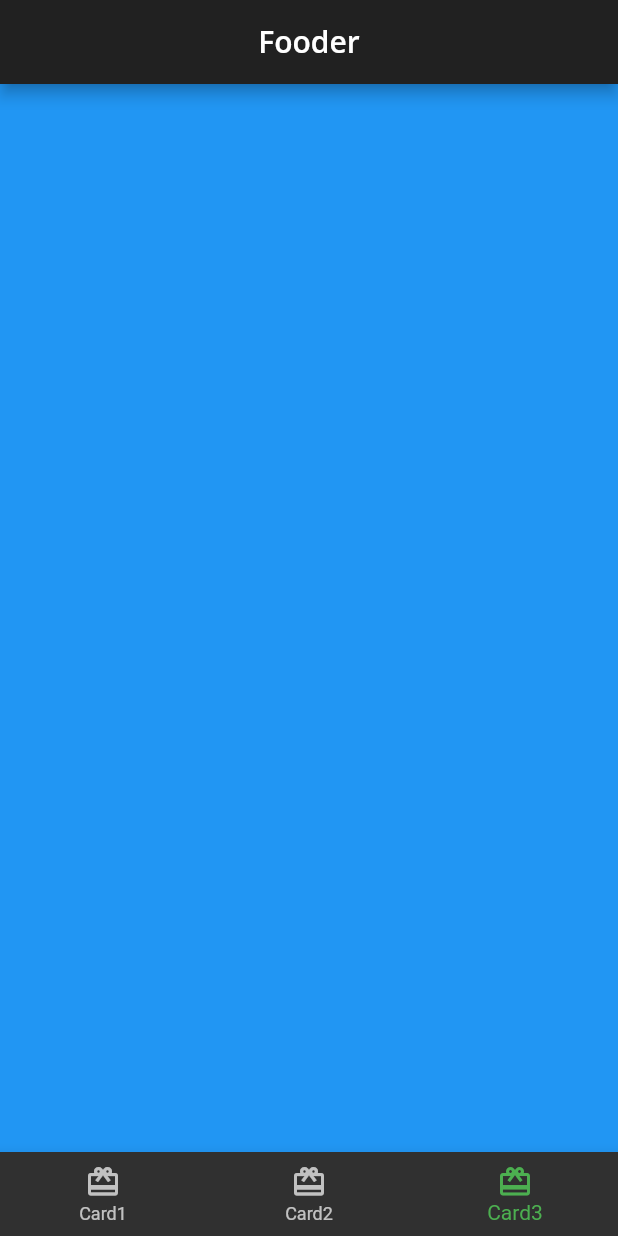
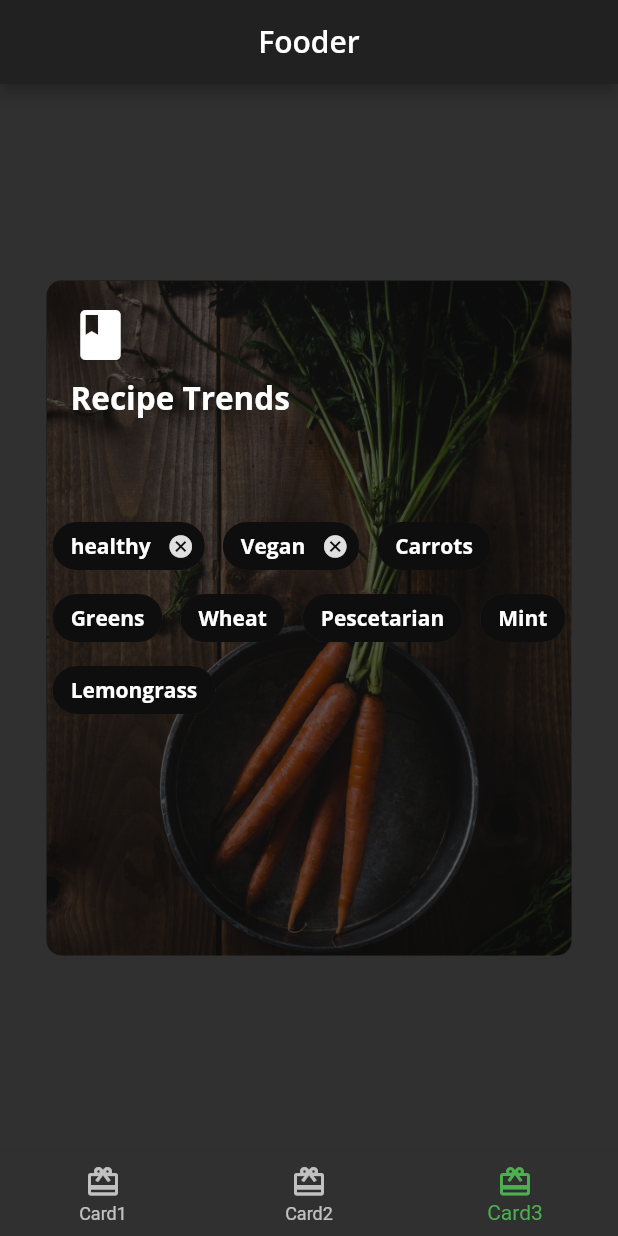
Before and after one commit to mehedi-4958/fooder, a Flutter app: the screen it shows after launch, item 3 of the bottom bar chosen, on a phone screen of 412 x 824 dp. Run offline on Flutter 3.47's test engine with Material 2 defaults, Android fonts, the phone set to English and light mode, and no system bars; our stand-ins replace google_fonts.

Commit message:
card3 completed

```diff
--- /dev/null
+++ b/lib/card3.dart
@@ -0,0 +1,118 @@
+import 'package:flutter/material.dart';
+import 'package:fooder/fooder_theme.dart';
+
+class Card3 extends StatelessWidget {
+  const Card3({Key? key}) : super(key: key);
+
+  @override
+  Widget build(BuildContext context) {
+    return Center(
+      child: Container(
+        constraints: const BoxConstraints.expand(
+          width: 350,
+          height: 450,
+        ),
+        decoration: const BoxDecoration(
+          borderRadius: BorderRadius.all(
+            Radius.circular(10.0),
+          ),
+          image: DecorationImage(
+            image: AssetImage('assets/mag2.png'),
+            fit: BoxFit.cover,
+          ),
+        ),
+        child: Stack(
+          children: [
+            Container(
+              decoration: BoxDecoration(
+                color: Colors.black.withOpacity(0.6),
+                borderRadius: const BorderRadius.all(
+                  Radius.circular(10.0),
+                ),
+              ),
+            ),
+            Container(
+              padding: const EdgeInsets.all(16.0),
+              child: Column(
+                crossAxisAlignment: CrossAxisAlignment.start,
+                children: [
+                  const Icon(
+                    Icons.book,
+                    color: Colors.white,
+                    size: 40.0,
+                  ),
+                  const SizedBox(
+                    height: 8,
+                  ),
+                  Text(
+                    'Recipe Trends',
+                    style: FooderTheme.darkTextTheme.headline2,
+                  ),
+                  const SizedBox(
+                    height: 30,
+                  ),
+                ],
+              ),
+            ),
+            Center(
+              child: Wrap(
+                alignment: WrapAlignment.start,
+                spacing: 12,
+                children: [
+                  Chip(
+                    label: Text(
+                      'healthy',
+                      style: FooderTheme.darkTextTheme.bodyText1,
+                    ),
+                    backgroundColor: Colors.black.withOpacity(0.7),
+                    onDeleted: () {
+                      print('delete');
+                    },
+                  ),
+                  Chip(
+                    label: Text('Vegan',
+                        style: FooderTheme.darkTextTheme.bodyText1),
+                    backgroundColor: Colors.black.withOpacity(0.7),
+                    onDeleted: () {
+                      print('delete');
+                    },
+                  ),
+                  Chip(
+                    label: Text('Carrots',
+                        style: FooderTheme.darkTextTheme.bodyText1),
+                    backgroundColor: Colors.black.withOpacity(0.7),
+                  ),
+                  Chip(
+                    label: Text('Greens',
+                        style: FooderTheme.darkTextTheme.bodyText1),
+                    backgroundColor: Colors.black.withOpacity(0.7),
+                  ),
+                  Chip(
+                    label: Text('Wheat',
+                        style: FooderTheme.darkTextTheme.bodyText1),
+                    backgroundColor: Colors.black.withOpacity(0.7),
+                  ),
+                  Chip(
+                    label: Text('Pescetarian',
+                        style: FooderTheme.darkTextTheme.bodyText1),
+                    backgroundColor: Colors.black.withOpacity(0.7),
+                  ),
+                  Chip(
+                    label: Text('Mint',
+                        style: FooderTheme.darkTextTheme.bodyText1),
+                    backgroundColor: Colors.black.withOpacity(0.7),
+                  ),
+                  Chip(
+                    label: Text('Lemongrass',
+                        style: FooderTheme.darkTextTheme.bodyText1),
+                    backgroundColor: Colors.black.withOpacity(0.7),
+                  ),
+                ],
+              ),
+            ),
+          ],
+        ),
+      ),
+    );
+  }
+}
--- a/lib/home.dart
+++ b/lib/home.dart
@@ -1,6 +1,7 @@
 import 'package:flutter/material.dart';
-import 'card1.dart';
-import 'card2.dart';
+import 'package:fooder/card1.dart';
+import 'package:fooder/card2.dart';
+import 'package:fooder/card3.dart';
 
 class Home extends StatefulWidget {
   const Home({Key? key}) : super(key: key);
@@ -16,10 +17,7 @@ class HomeState extends State<Home> {
   static List<Widget> pages = <Widget>[
     const Card1(),
     const Card2(),
-    //TODO: Replace with Card3
-    Container(
-      color: Colors.blue,
-    ),
+    const Card3(),
   ];
 
   void _onItemTapped(int index) {
```
